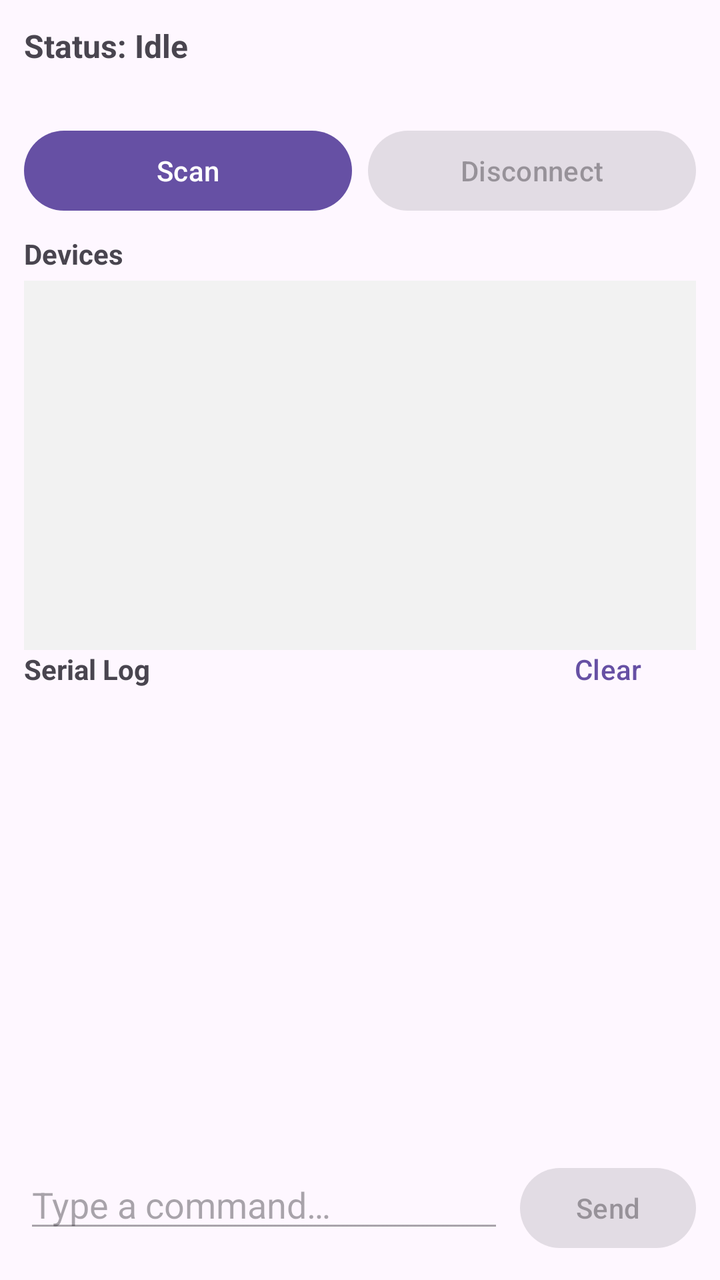
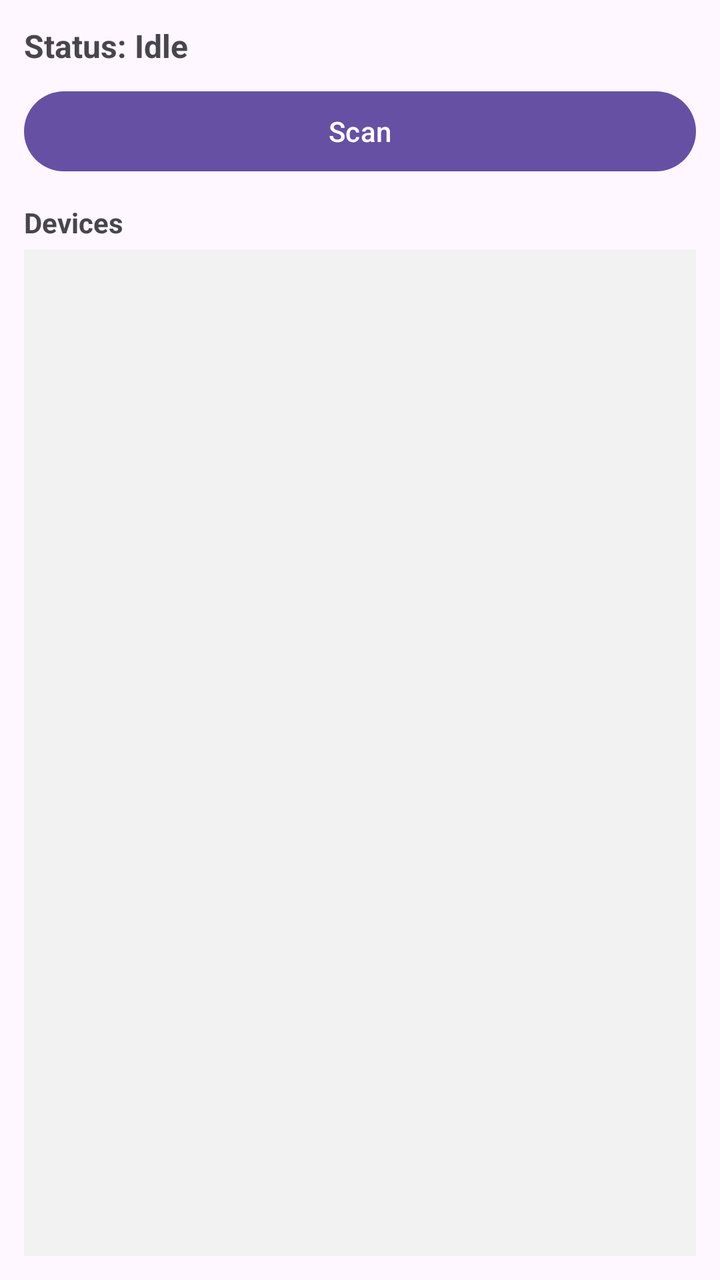

The first picture is an Android layout as it rendered before a commit; the second is the same layout after the commit. The layout source and the unified diff follow.
<!-- AndroidManifest.xml: application theme Theme.ElinLink -->
<!-- res/layout/activity_main.xml -->
<?xml version="1.0" encoding="utf-8"?>
<androidx.constraintlayout.widget.ConstraintLayout
    xmlns:android="http://schemas.android.com/apk/res/android"
    xmlns:app="http://schemas.android.com/apk/res-auto"
    android:layout_width="match_parent"
    android:layout_height="match_parent"
    android:padding="12dp">

    <TextView
        android:id="@+id/tvStatus"
        android:layout_width="0dp"
        android:layout_height="wrap_content"
        android:textStyle="bold"
        android:textSize="16sp"
        android:text="@string/status_idle"
        app:layout_constraintTop_toTopOf="parent"
        app:layout_constraintStart_toStartOf="parent"
        app:layout_constraintEnd_toStartOf="@id/progress" />

    <ProgressBar
        android:id="@+id/progress"
        style="?android:attr/progressBarStyleSmall"
        android:layout_width="wrap_content"
        android:layout_height="wrap_content"
        android:visibility="gone"
        app:layout_constraintTop_toTopOf="@id/tvStatus"
        app:layout_constraintBottom_toBottomOf="@id/tvStatus"
        app:layout_constraintEnd_toEndOf="parent" />

    <TextView
        android:id="@+id/tvConnected"
        android:layout_width="0dp"
        android:layout_height="wrap_content"
        android:textSize="13sp"
        android:textColor="#2E7D32"
        android:layout_marginTop="2dp"
        app:layout_constraintTop_toBottomOf="@id/tvStatus"
        app:layout_constraintStart_toStartOf="parent"
        app:layout_constraintEnd_toEndOf="parent" />

    <LinearLayout
        android:id="@+id/scanRow"
        android:layout_width="0dp"
        android:layout_height="wrap_content"
        android:orientation="horizontal"
        android:layout_marginTop="8dp"
        app:layout_constraintTop_toBottomOf="@id/tvConnected"
        app:layout_constraintStart_toStartOf="parent"
        app:layout_constraintEnd_toEndOf="parent">

        <Button
            android:id="@+id/btnScan"
            android:layout_width="0dp"
            android:layout_weight="1"
            android:layout_height="wrap_content"
            android:text="@string/scan" />

        <Button
            android:id="@+id/btnDisconnect"
            android:layout_width="0dp"
            android:layout_weight="1"
            android:layout_height="wrap_content"
            android:layout_marginStart="8dp"
            android:enabled="false"
            android:text="@string/disconnect" />
    </LinearLayout>

    <TextView
        android:id="@+id/lblDevices"
        android:layout_width="wrap_content"
        android:layout_height="wrap_content"
        android:layout_marginTop="8dp"
        android:text="@string/devices"
        android:textStyle="bold"
        app:layout_constraintTop_toBottomOf="@id/scanRow"
        app:layout_constraintStart_toStartOf="parent" />

    <androidx.recyclerview.widget.RecyclerView
        android:id="@+id/rvDevices"
        android:layout_width="0dp"
        android:layout_height="0dp"
        android:layout_marginTop="4dp"
        android:background="#F2F2F2"
        app:layout_constraintTop_toBottomOf="@id/lblDevices"
        app:layout_constraintStart_toStartOf="parent"
        app:layout_constraintEnd_toEndOf="parent"
        app:layout_constraintBottom_toTopOf="@id/lblLog"
        app:layout_constraintHeight_percent="0.30" />

    <TextView
        android:id="@+id/lblLog"
        android:layout_width="0dp"
        android:layout_height="wrap_content"
        android:layout_marginTop="8dp"
        android:text="@string/serial_log"
        android:textStyle="bold"
        app:layout_constraintStart_toStartOf="parent"
        app:layout_constraintEnd_toStartOf="@id/btnClear"
        app:layout_constraintBottom_toTopOf="@id/logScroll" />

    <Button
        android:id="@+id/btnClear"
        style="?attr/borderlessButtonStyle"
        android:layout_width="wrap_content"
        android:layout_height="wrap_content"
        android:text="@string/clear"
        app:layout_constraintEnd_toEndOf="parent"
        app:layout_constraintBottom_toBottomOf="@id/lblLog"
        app:layout_constraintTop_toTopOf="@id/lblLog" />

    <ScrollView
        android:id="@+id/logScroll"
        android:layout_width="0dp"
        android:layout_height="0dp"
        android:background="#111111"
        android:padding="8dp"
        app:layout_constraintTop_toBottomOf="@id/lblLog"
        app:layout_constraintStart_toStartOf="parent"
        app:layout_constraintEnd_toEndOf="parent"
        app:layout_constraintBottom_toTopOf="@id/inputRow">

        <TextView
            android:id="@+id/tvLog"
            android:layout_width="match_parent"
            android:layout_height="wrap_content"
            android:fontFamily="monospace"
            android:textColor="#33FF66"
            android:textSize="13sp"
            android:textIsSelectable="true" />
    </ScrollView>

    <LinearLayout
        android:id="@+id/inputRow"
        android:layout_width="0dp"
        android:layout_height="wrap_content"
        android:orientation="horizontal"
        android:layout_marginTop="8dp"
        app:layout_constraintStart_toStartOf="parent"
        app:layout_constraintEnd_toEndOf="parent"
        app:layout_constraintBottom_toBottomOf="parent">

        <EditText
            android:id="@+id/etCommand"
            android:layout_width="0dp"
            android:layout_weight="1"
            android:layout_height="wrap_content"
            android:enabled="false"
            android:hint="@string/command_hint"
            android:imeOptions="actionSend"
            android:inputType="text"
            android:maxLines="1"
            android:autofillHints="" />

        <Button
            android:id="@+id/btnSend"
            android:layout_width="wrap_content"
            android:layout_height="wrap_content"
            android:layout_marginStart="8dp"
            android:enabled="false"
            android:text="@string/send" />
    </LinearLayout>

</androidx.constraintlayout.widget.ConstraintLayout>
<!-- resources referenced by this layout -->
<resources>
  <string name="clear">Clear</string>
  <string name="command_hint">Type a command\u2026</string>
  <string name="devices">Devices</string>
  <string name="disconnect">Disconnect</string>
  <string name="scan">Scan</string>
  <string name="send">Send</string>
  <string name="serial_log">Serial Log</string>
  <string name="status_idle">Status: Idle</string>
  <style name="Theme.ElinLink" parent="Theme.Material3.DayNight.NoActionBar">
          <item name="colorPrimary">@color/purple_500</item>
          <item name="colorPrimaryVariant">@color/purple_700</item>
      </style>
  <color name="purple_500">#6650a4</color>
  <color name="purple_700">#4F378B</color>
</resources>

<!-- the commit's change to res/layout/activity_main.xml (unified diff, before → after) -->
@@ -1,163 +1,158 @@
 <?xml version="1.0" encoding="utf-8"?>
-<androidx.constraintlayout.widget.ConstraintLayout
-    xmlns:android="http://schemas.android.com/apk/res/android"
-    xmlns:app="http://schemas.android.com/apk/res-auto"
+<ViewFlipper xmlns:android="http://schemas.android.com/apk/res/android"
+    android:id="@+id/screenFlipper"
     android:layout_width="match_parent"
-    android:layout_height="match_parent"
-    android:padding="12dp">
+    android:layout_height="match_parent">
 
-    <TextView
-        android:id="@+id/tvStatus"
-        android:layout_width="0dp"
-        android:layout_height="wrap_content"
-        android:textStyle="bold"
-        android:textSize="16sp"
-        android:text="@string/status_idle"
-        app:layout_constraintTop_toTopOf="parent"
-        app:layout_constraintStart_toStartOf="parent"
-        app:layout_constraintEnd_toStartOf="@id/progress" />
+    
+    <LinearLayout
+        android:layout_width="match_parent"
+        android:layout_height="match_parent"
+        android:orientation="vertical"
+        android:padding="12dp">
 
-    <ProgressBar
-        android:id="@+id/progress"
-        style="?android:attr/progressBarStyleSmall"
-        android:layout_width="wrap_content"
-        android:layout_height="wrap_content"
-        android:visibility="gone"
-        app:layout_constraintTop_toTopOf="@id/tvStatus"
-        app:layout_constraintBottom_toBottomOf="@id/tvStatus"
-        app:layout_constraintEnd_toEndOf="parent" />
+        <LinearLayout
+            android:layout_width="match_parent"
+            android:layout_height="wrap_content"
+            android:orientation="horizontal"
+            android:gravity="center_vertical">
 
-    <TextView
-        android:id="@+id/tvConnected"
-        android:layout_width="0dp"
-        android:layout_height="wrap_content"
-        android:textSize="13sp"
-        android:textColor="#2E7D32"
-        android:layout_marginTop="2dp"
-        app:layout_constraintTop_toBottomOf="@id/tvStatus"
-        app:layout_constraintStart_toStartOf="parent"
-        app:layout_constraintEnd_toEndOf="parent" />
+            <TextView
+                android:id="@+id/tvStatus"
+                android:layout_width="0dp"
+                android:layout_weight="1"
+                android:layout_height="wrap_content"
+                android:textStyle="bold"
+                android:textSize="16sp"
+                android:text="@string/status_idle" />
 
-    <LinearLayout
-        android:id="@+id/scanRow"
-        android:layout_width="0dp"
-        android:layout_height="wrap_content"
-        android:orientation="horizontal"
-        android:layout_marginTop="8dp"
-        app:layout_constraintTop_toBottomOf="@id/tvConnected"
-        app:layout_constraintStart_toStartOf="parent"
-        app:layout_constraintEnd_toEndOf="parent">
+            <ProgressBar
+                android:id="@+id/progress"
+                style="?android:attr/progressBarStyleSmall"
+                android:layout_width="wrap_content"
+                android:layout_height="wrap_content"
+                android:visibility="gone" />
+        </LinearLayout>
 
         <Button
             android:id="@+id/btnScan"
-            android:layout_width="0dp"
-            android:layout_weight="1"
+            android:layout_width="match_parent"
             android:layout_height="wrap_content"
+            android:layout_marginTop="8dp"
             android:text="@string/scan" />
 
-        <Button
-            android:id="@+id/btnDisconnect"
-            android:layout_width="0dp"
+        <TextView
+            android:id="@+id/lblDevices"
+            android:layout_width="wrap_content"
+            android:layout_height="wrap_content"
+            android:layout_marginTop="12dp"
+            android:text="@string/devices"
+            android:textStyle="bold" />
+
+        <androidx.recyclerview.widget.RecyclerView
+            android:id="@+id/rvDevices"
+            android:layout_width="match_parent"
+            android:layout_height="0dp"
             android:layout_weight="1"
-            android:layout_height="wrap_content"
-            android:layout_marginStart="8dp"
-            android:enabled="false"
-            android:text="@string/disconnect" />
+            android:layout_marginTop="4dp"
+            android:background="#F2F2F2" />
     </LinearLayout>
 
-    <TextView
-        android:id="@+id/lblDevices"
-        android:layout_width="wrap_content"
-        android:layout_height="wrap_content"
-        android:layout_marginTop="8dp"
-        android:text="@string/devices"
-        android:textStyle="bold"
-        app:layout_constraintTop_toBottomOf="@id/scanRow"
-        app:layout_constraintStart_toStartOf="parent" />
+    
+    <LinearLayout
+        android:layout_width="match_parent"
+        android:layout_height="match_parent"
+        android:orientation="vertical"
+        android:padding="12dp">
 
-    <androidx.recyclerview.widget.RecyclerView
-        android:id="@+id/rvDevices"
-        android:layout_width="0dp"
-        android:layout_height="0dp"
-        android:layout_marginTop="4dp"
-        android:background="#F2F2F2"
-        app:layout_constraintTop_toBottomOf="@id/lblDevices"
-        app:layout_constraintStart_toStartOf="parent"
-        app:layout_constraintEnd_toEndOf="parent"
-        app:layout_constraintBottom_toTopOf="@id/lblLog"
-        app:layout_constraintHeight_percent="0.30" />
-
-    <TextView
-        android:id="@+id/lblLog"
-        android:layout_width="0dp"
-        android:layout_height="wrap_content"
-        android:layout_marginTop="8dp"
-        android:text="@string/serial_log"
-        android:textStyle="bold"
-        app:layout_constraintStart_toStartOf="parent"
-        app:layout_constraintEnd_toStartOf="@id/btnClear"
-        app:layout_constraintBottom_toTopOf="@id/logScroll" />
-
-    <Button
-        android:id="@+id/btnClear"
-        style="?attr/borderlessButtonStyle"
-        android:layout_width="wrap_content"
-        android:layout_height="wrap_content"
-        android:text="@string/clear"
-        app:layout_constraintEnd_toEndOf="parent"
-        app:layout_constraintBottom_toBottomOf="@id/lblLog"
-        app:layout_constraintTop_toTopOf="@id/lblLog" />
-
-    <ScrollView
-        android:id="@+id/logScroll"
-        android:layout_width="0dp"
-        android:layout_height="0dp"
-        android:background="#111111"
-        android:padding="8dp"
-        app:layout_constraintTop_toBottomOf="@id/lblLog"
-        app:layout_constraintStart_toStartOf="parent"
-        app:layout_constraintEnd_toEndOf="parent"
-        app:layout_constraintBottom_toTopOf="@id/inputRow">
-
-        <TextView
-            android:id="@+id/tvLog"
+        <LinearLayout
             android:layout_width="match_parent"
             android:layout_height="wrap_content"
-            android:fontFamily="monospace"
-            android:textColor="#33FF66"
-            android:textSize="13sp"
-            android:textIsSelectable="true" />
-    </ScrollView>
+            android:orientation="horizontal"
+            android:gravity="center_vertical">
 
-    <LinearLayout
-        android:id="@+id/inputRow"
-        android:layout_width="0dp"
-        android:layout_height="wrap_content"
-        android:orientation="horizontal"
-        android:layout_marginTop="8dp"
-        app:layout_constraintStart_toStartOf="parent"
-        app:layout_constraintEnd_toEndOf="parent"
-        app:layout_constraintBottom_toBottomOf="parent">
+            <TextView
+                android:id="@+id/tvConnected"
+                android:layout_width="0dp"
+                android:layout_weight="1"
+                android:layout_height="wrap_content"
+                android:textStyle="bold"
+                android:textSize="15sp"
+                android:textColor="#2E7D32" />
 
-        <EditText
-            android:id="@+id/etCommand"
-            android:layout_width="0dp"
+            <Button
+                android:id="@+id/btnDisconnect"
+                android:layout_width="wrap_content"
+                android:layout_height="wrap_content"
+                android:text="@string/disconnect" />
+        </LinearLayout>
+
+        <LinearLayout
+            android:layout_width="match_parent"
+            android:layout_height="wrap_content"
+            android:orientation="horizontal"
+            android:gravity="center_vertical"
+            android:layout_marginTop="8dp">
+
+            <TextView
+                android:id="@+id/lblLog"
+                android:layout_width="0dp"
+                android:layout_weight="1"
+                android:layout_height="wrap_content"
+                android:text="@string/serial_log"
+                android:textStyle="bold" />
+
+            <Button
+                android:id="@+id/btnClear"
+                style="?attr/borderlessButtonStyle"
+                android:layout_width="wrap_content"
+                android:layout_height="wrap_content"
+                android:text="@string/clear" />
+        </LinearLayout>
+
+        <ScrollView
+            android:id="@+id/logScroll"
+            android:layout_width="match_parent"
+            android:layout_height="0dp"
             android:layout_weight="1"
+            android:background="#111111"
+            android:padding="8dp">
+
+            <TextView
+                android:id="@+id/tvLog"
+                android:layout_width="match_parent"
+                android:layout_height="wrap_content"
+                android:fontFamily="monospace"
+                android:textColor="#33FF66"
+                android:textSize="13sp"
+                android:textIsSelectable="true" />
+        </ScrollView>
+
+        <LinearLayout
+            android:id="@+id/inputRow"
+            android:layout_width="match_parent"
             android:layout_height="wrap_content"
-            android:enabled="false"
-            android:hint="@string/command_hint"
-            android:imeOptions="actionSend"
-            android:inputType="text"
-            android:maxLines="1"
-            android:autofillHints="" />
+            android:orientation="horizontal"
+            android:layout_marginTop="8dp">
 
-        <Button
-            android:id="@+id/btnSend"
-            android:layout_width="wrap_content"
-            android:layout_height="wrap_content"
-            android:layout_marginStart="8dp"
-            android:enabled="false"
-            android:text="@string/send" />
+            <EditText
+                android:id="@+id/etCommand"
+                android:layout_width="0dp"
+                android:layout_weight="1"
+                android:layout_height="wrap_content"
+                android:hint="@string/command_hint"
+                android:imeOptions="actionSend"
+                android:inputType="text"
+                android:maxLines="1"
+                android:autofillHints="" />
+
+            <Button
+                android:id="@+id/btnSend"
+                android:layout_width="wrap_content"
+                android:layout_height="wrap_content"
+                android:layout_marginStart="8dp"
+                android:text="@string/send" />
+        </LinearLayout>
     </LinearLayout>
 
-</androidx.constraintlayout.widget.ConstraintLayout>
+</ViewFlipper>
